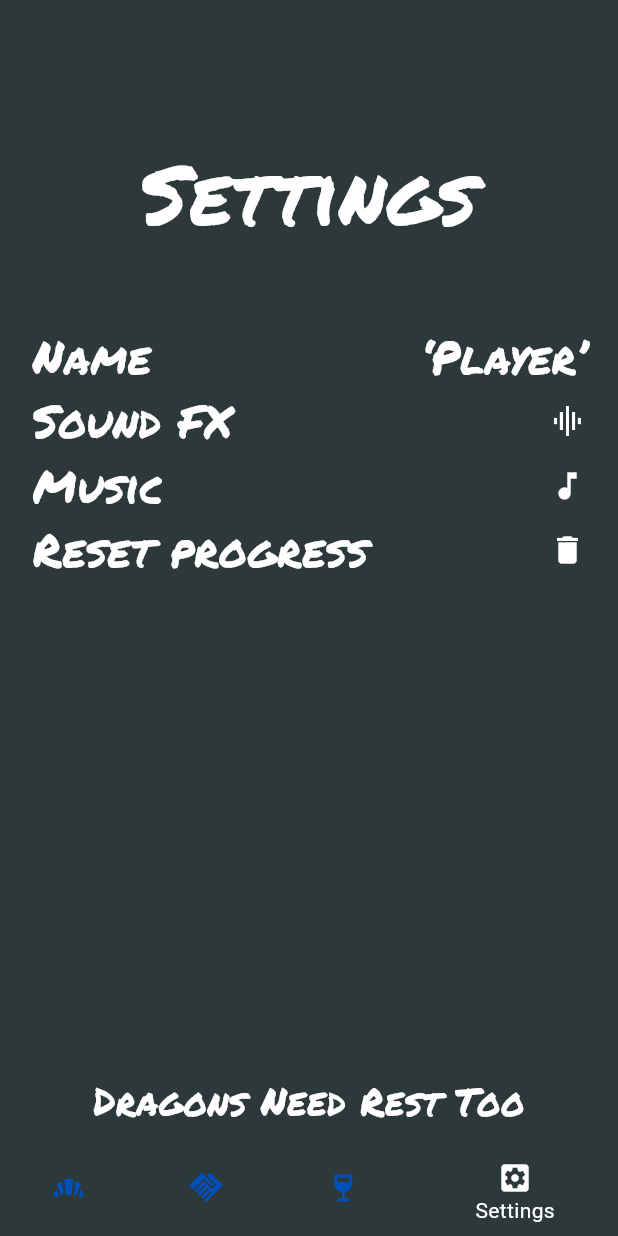
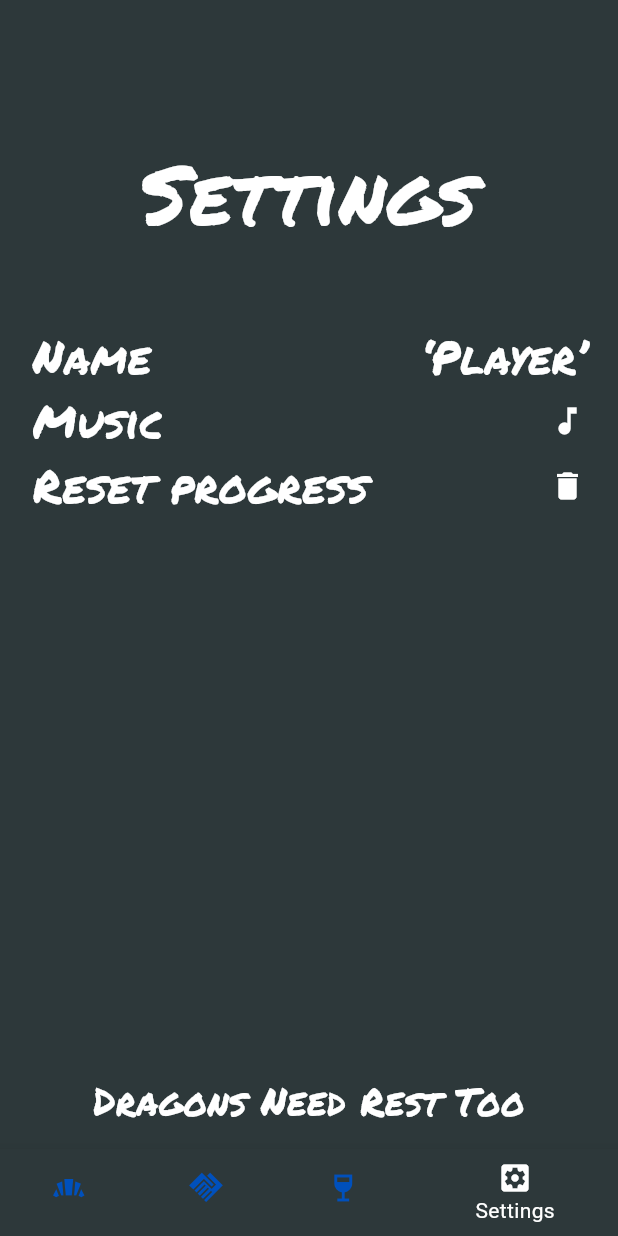
Before and after one commit to valerianaGit/3ThingsGame, a Flutter app: the screen it shows after launch, item 4 of the bottom bar chosen, on a phone screen of 412 x 824 dp. Run offline on Flutter 3.47's test engine with Material 3 defaults, Android fonts, the phone set to English and light mode, and no system bars; our stand-ins replace audioplayers, drift, firebase_core, go_router, google_mobile_ads, in_app_purchase and 1 more; missing offline and left inert: games_services; accounts and stored records are empty; generated files the repository leaves out were written again.

Commit message:
comment out sound fx section

```diff
--- a/samples/game_template/lib/screens/settings_screen.dart
+++ b/samples/game_template/lib/screens/settings_screen.dart
@@ -45,14 +45,14 @@ class SettingsScreen extends StatelessWidget {
             const _NameChangeLine(
               kName,
             ),
-            ValueListenableBuilder<bool>(
-              valueListenable: settings.soundsOn,
-              builder: (context, soundsOn, child) => _SettingsLine(
-                kSoundFX,
-                Icon(color: palette.trueWhite, soundsOn ? Icons.graphic_eq : Icons.volume_off),
-                onSelected: () => settings.toggleSoundsOn(),
-              ),
-            ),
+            // ValueListenableBuilder<bool>(
+            //   valueListenable: settings.soundsOn,
+            //   builder: (context, soundsOn, child) => _SettingsLine(
+            //     kSoundFX,
+            //     Icon(color: palette.trueWhite, soundsOn ? Icons.graphic_eq : Icons.volume_off),
+            //     onSelected: () => settings.toggleSoundsOn(),
+            //   ),
+            // ),
             ValueListenableBuilder<bool>(
               valueListenable: settings.musicOn,
               builder: (context, musicOn, child) => _SettingsLine(
```
